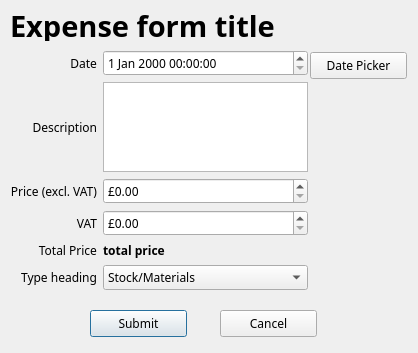
Old version of the form dialogs/expense/ExpenseForm.ui in the repository supermaximo93/Computing_Project.
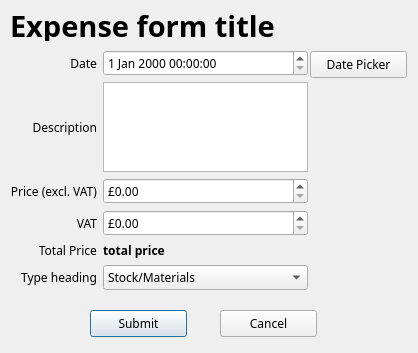
New version of the form.

```diff
--- a/dialogs/expense/ExpenseForm.ui
+++ b/dialogs/expense/ExpenseForm.ui
@@ -69,7 +69,7 @@
    <property name="geometry">
     <rect>
      <x>310</x>
-     <y>52</y>
+     <y>51</y>
      <width>97</width>
      <height>27</height>
     </rect>
```
